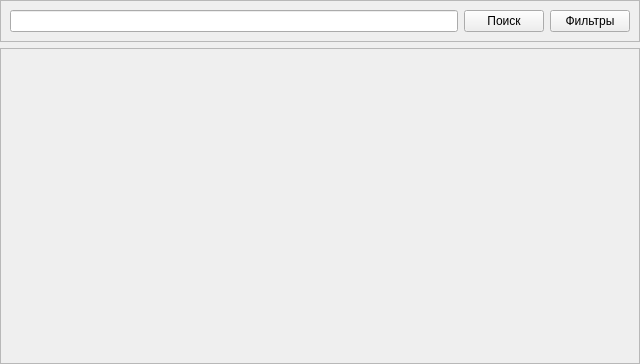
Before: the Qt Designer form ui/pages/browser.ui in SenyaPevko/MangaReaderApp, drawn with Qt 5.
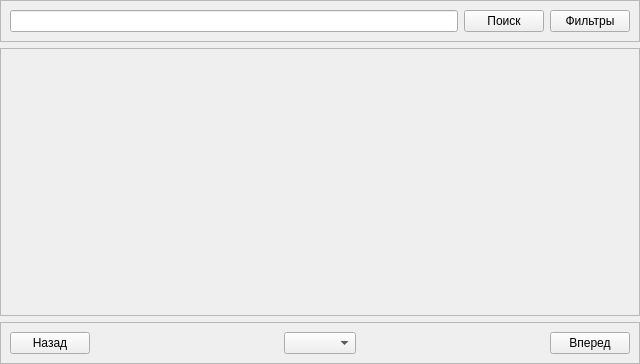
After: the same form once the commit is applied.

Commit message: added browser catalog with no filter and turning pages for searcher and catalog

Diff of the .ui file:
```diff
--- a/ui/pages/browser.ui
+++ b/ui/pages/browser.ui
@@ -86,6 +86,67 @@
        <layout class="QVBoxLayout" name="mangasLayout"/>
       </widget>
      </item>
+     <item>
+      <widget class="QFrame" name="pagesFrame">
+       <property name="sizePolicy">
+        <sizepolicy hsizetype="Preferred" vsizetype="Preferred">
+         <horstretch>0</horstretch>
+         <verstretch>0</verstretch>
+        </sizepolicy>
+       </property>
+       <property name="frameShape">
+        <enum>QFrame::StyledPanel</enum>
+       </property>
+       <property name="frameShadow">
+        <enum>QFrame::Raised</enum>
+       </property>
+       <layout class="QHBoxLayout" name="horizontalLayout_3">
+        <item>
+         <widget class="QPushButton" name="previousPageButton">
+          <property name="text">
+           <string>Назад</string>
+          </property>
+         </widget>
+        </item>
+        <item>
+         <spacer name="horizontalSpacer">
+          <property name="orientation">
+           <enum>Qt::Horizontal</enum>
+          </property>
+          <property name="sizeHint" stdset="0">
+           <size>
+            <width>40</width>
+            <height>20</height>
+           </size>
+          </property>
+         </spacer>
+        </item>
+        <item>
+         <widget class="QComboBox" name="pagesList"/>
+        </item>
+        <item>
+         <spacer name="horizontalSpacer_2">
+          <property name="orientation">
+           <enum>Qt::Horizontal</enum>
+          </property>
+          <property name="sizeHint" stdset="0">
+           <size>
+            <width>40</width>
+            <height>20</height>
+           </size>
+          </property>
+         </spacer>
+        </item>
+        <item>
+         <widget class="QPushButton" name="nextPageButton">
+          <property name="text">
+           <string>Вперед</string>
+          </property>
+         </widget>
+        </item>
+       </layout>
+      </widget>
+     </item>
     </layout>
    </item>
   </layout>
```
The commit also changes 523 other files.
